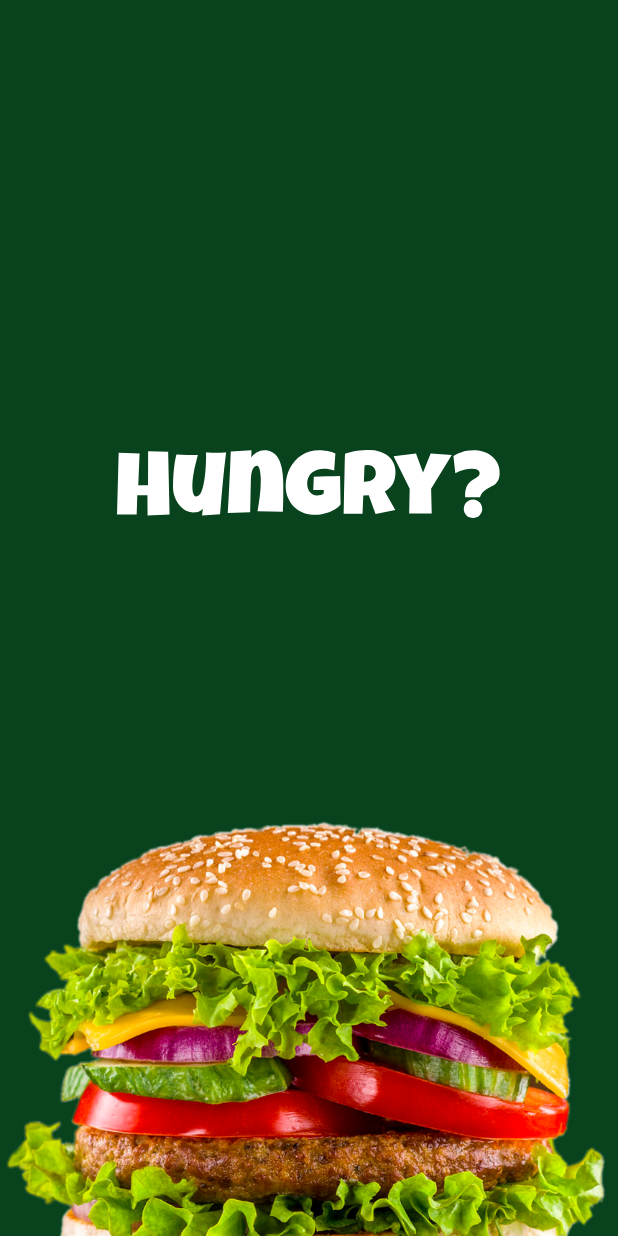
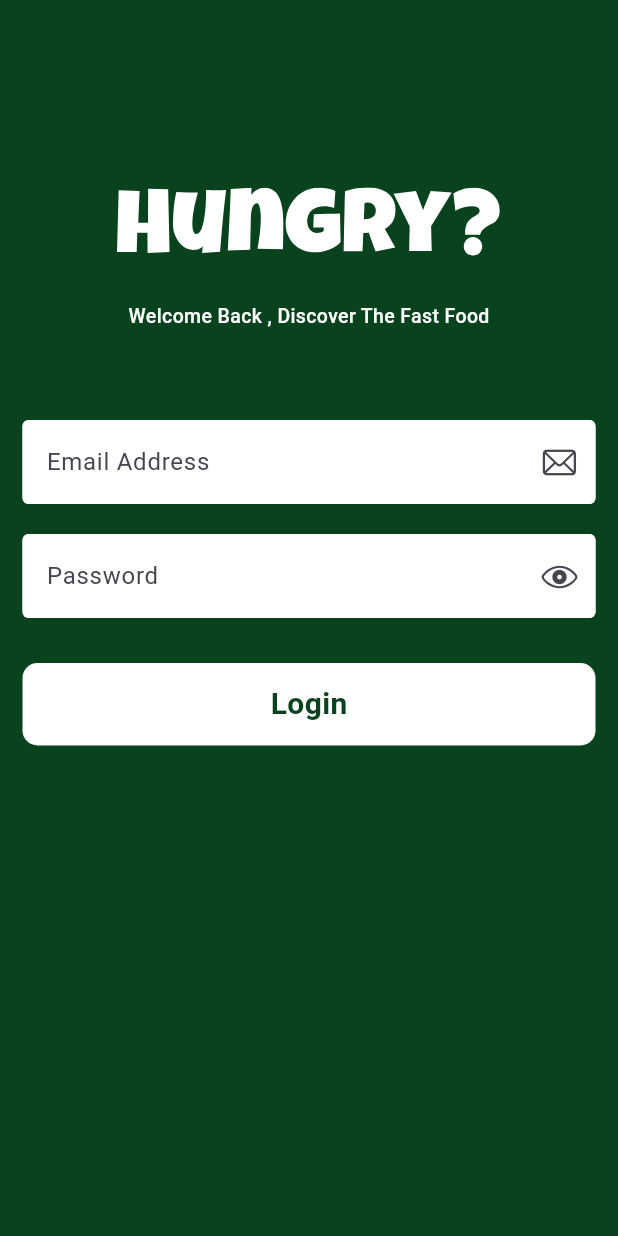
Before and after one commit to abdullahdebo/hungry_app, a Flutter app: the screen it shows after launch, on a phone screen of 412 x 824 dp. Run offline on Flutter 3.47's test engine with Material 3 defaults, Android fonts, the light colour scheme and no system bars; our stand-ins replace flutter_svg, gap.

Commit message:
Implement LoginView with custom text fields and validation

```diff
--- a/lib/features/auth/view/login_view.dart
+++ b/lib/features/auth/view/login_view.dart
@@ -0,0 +1,86 @@
+import 'package:flutter/material.dart';
+import 'package:flutter_svg/svg.dart';
+import 'package:gap/gap.dart';
+import 'package:hungry_app/core/constants/app_colors.dart';
+import 'package:hungry_app/shared/custom_text.dart';
+import 'package:hungry_app/shared/custom_text_field.dart';
+
+class LoginView extends StatelessWidget {
+  const LoginView({super.key});
+
+  @override
+  Widget build(BuildContext context) {
+    TextEditingController emailController =
+        TextEditingController();
+    TextEditingController passWordController =
+        TextEditingController();
+
+    final GlobalKey<FormState> formkey = GlobalKey<FormState>();
+
+    return GestureDetector(
+      onTap: () => FocusScope.of(context).unfocus(),
+      child: Scaffold(
+        backgroundColor: AppColors.primaryColor,
+        body: Center(
+          child: Padding(
+            padding: EdgeInsets.symmetric(horizontal: 15.0),
+            child: Form(
+              key: formkey,
+              child: Column(
+                mainAxisAlignment: MainAxisAlignment.start,
+                children: [
+                  Gap(125),
+                  SvgPicture.asset('assets/logo/logo.svg'),
+                  Gap(30),
+                  CustomText(
+                    text:
+                        'Welcome Back , Discover The Fast Food',
+                    color: Colors.white,
+                    size: 13,
+                    weight: FontWeight.w500,
+                  ),
+                  Gap(60),
+                  CustomTextField(
+                    controller: emailController,
+                    hint: 'Email Address',
+                    isPassword: false,
+                  ),
+                  Gap(20),
+                  CustomTextField(
+                    controller: passWordController,
+                    hint: 'Password',
+                    isPassword: true,
+                  ),
+                  Gap(30),
+                  GestureDetector(
+                    onTap: () {
+                      if (formkey.currentState!.validate()) {
+                        print('Success Login');
+                      }
+                    },
+                    child: Container(
+                      decoration: BoxDecoration(
+                        color: Colors.white,
+                        borderRadius: BorderRadius.circular(10),
+                      ),
+                      height: 55,
+                      width: double.infinity,
+                      child: Center(
+                        child: CustomText(
+                          text: 'Login',
+                          weight: FontWeight.bold,
+                          color: AppColors.primaryColor,
+                          size: 20,
+                        ),
+                      ),
+                    ),
+                  ),
+                ],
+              ),
+            ),
+          ),
+        ),
+      ),
+    );
+  }
+}
--- a/lib/main.dart
+++ b/lib/main.dart
@@ -1,5 +1,5 @@
 import 'package:flutter/material.dart';
-import 'package:hungry_app/splash.dart';
+import 'package:hungry_app/features/auth/view/login_view.dart';
 
 void main() {
   runApp(const MyApp());
@@ -8,13 +8,12 @@ void main() {
 class MyApp extends StatelessWidget {
   const MyApp({super.key});
 
-  // This widget is the root of your application.
   @override
   Widget build(BuildContext context) {
     return MaterialApp(
       debugShowCheckedModeBanner: false,
       title: 'Hungry App',
-      home: SplashView(),
+      home: LoginView(),
     );
   }
 }
--- /dev/null
+++ b/lib/shared/custom_text.dart
@@ -0,0 +1,28 @@
+import 'package:flutter/material.dart';
+
+class CustomText extends StatelessWidget {
+  const CustomText({
+    super.key,
+    required this.text,
+    this.color,
+    this.size,
+    this.weight,
+  });
+
+  final String text;
+  final Color? color;
+  final double? size;
+  final FontWeight? weight;
+
+  @override
+  Widget build(BuildContext context) {
+    return Text(
+      text,
+      style: TextStyle(
+        fontSize: size,
+        color: color,
+        fontWeight: weight,
+      ),
+    );
+  }
+}
--- /dev/null
+++ b/lib/shared/custom_text_field.dart
@@ -0,0 +1,70 @@
+import 'package:flutter/cupertino.dart';
+import 'package:flutter/material.dart';
+import 'package:hungry_app/core/constants/app_colors.dart';
+
+class CustomTextField extends StatefulWidget {
+  const CustomTextField({
+    super.key,
+    required this.hint,
+    required this.isPassword,
+    required this.controller,
+  });
+
+  final String hint;
+  final bool isPassword;
+  final TextEditingController controller;
+
+  @override
+  State<CustomTextField> createState() =>
+      _CustomTextFieldState();
+}
+
+class _CustomTextFieldState extends State<CustomTextField> {
+  late bool _obscureText;
+
+  @override
+  void initState() {
+    _obscureText = widget.isPassword;
+    super.initState();
+  }
+
+  void _togglePassWord() {
+    setState(() {
+      _obscureText = !_obscureText;
+    });
+  }
+
+  @override
+  Widget build(BuildContext context) {
+    return TextFormField(
+      controller: widget.controller,
+      cursorHeight: 20,
+      cursorColor: AppColors.primaryColor,
+      validator: (v) {
+        if (v == null || v.isEmpty) {
+          return "please fill ${widget.hint}";
+        }
+        return null;
+      },
+      obscureText: _obscureText,
+      decoration: InputDecoration(
+        errorStyle: TextStyle(fontWeight: FontWeight.w700),
+        suffixIcon: widget.isPassword
+            ? GestureDetector(
+                onTap: _togglePassWord,
+                child: Icon(CupertinoIcons.eye),
+              )
+            : Icon(CupertinoIcons.mail),
+        enabledBorder: OutlineInputBorder(
+          borderSide: BorderSide(color: Colors.white),
+        ),
+        focusedBorder: OutlineInputBorder(
+          borderSide: BorderSide(color: Colors.white),
+        ),
+        hintText: widget.hint,
+        fillColor: Colors.white,
+        filled: true,
+      ),
+    );
+  }
+}
```
